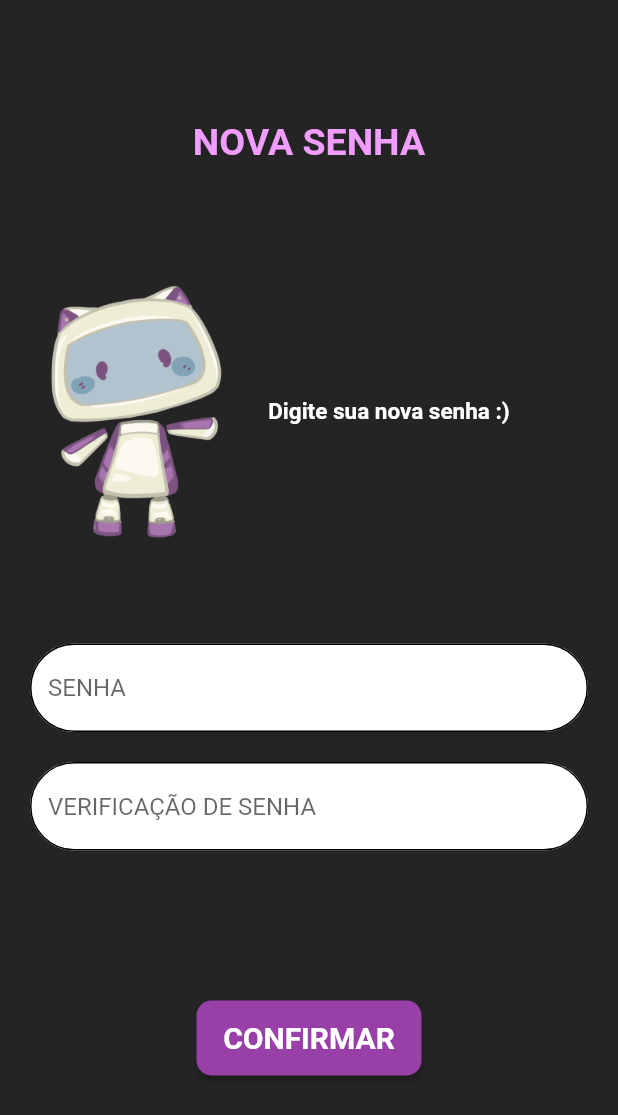
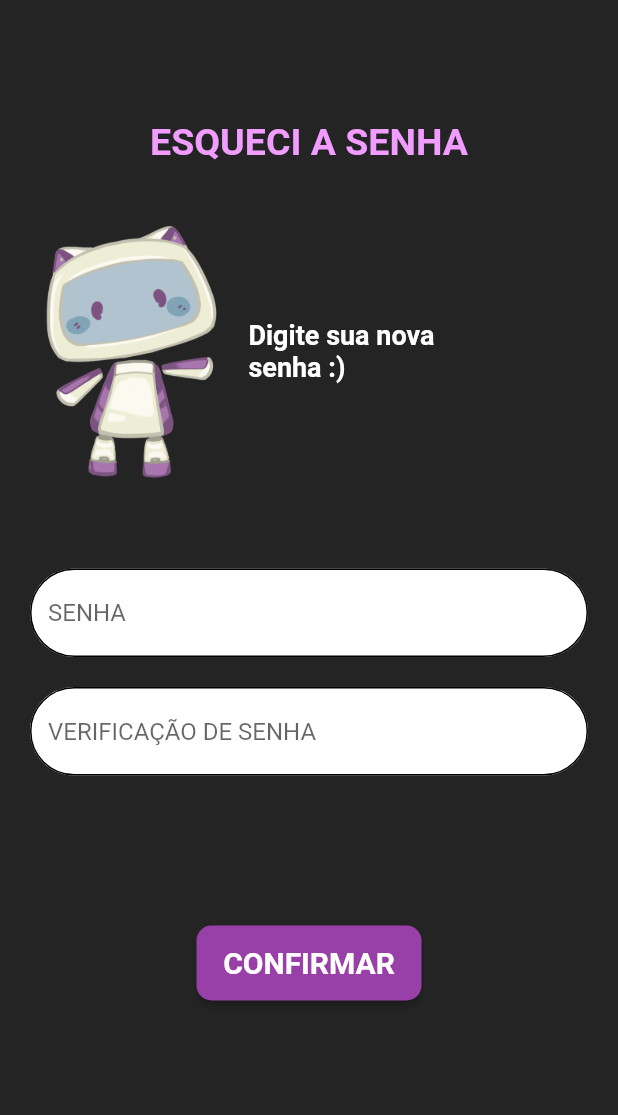
Before and after one commit to S204-Inatel-2022-2/This-is-Me-App, a Flutter app: the NewPasswordScreen screen opened directly, on a phone screen of 412 x 824 dp. Shown: the top 1115 px of the screen. Run offline on Flutter 3.47's test engine with Material 2 defaults, Android fonts, the phone set to English and light mode, and no system bars; drawn by our look-alikes of auto_size_text; our stand-ins replace blurrycontainer, google_fonts, shared_preferences; accounts and stored records are empty; Roboto replaces fonts that are missing (Jura).

Commit message:
fix tela de nova senha

```diff
--- a/lib/components/newPassword_components.dart
+++ b/lib/components/newPassword_components.dart
@@ -14,55 +14,27 @@ import '../constants/app_texts.dart';
 TextEditingController passwordController = TextEditingController();
 TextEditingController verificationPasswordController = TextEditingController();
 
-class TitleScreen extends StatelessWidget {
-  const TitleScreen({super.key, required this.text});
-  final String text;
+class WelcomeNewPassword extends StatelessWidget {
+  const WelcomeNewPassword({super.key});
 
   @override
   Widget build(BuildContext context) {
-    return SizedBox(
-        child: Expanded(
-      child: Row(
-        children: [
-          SizedBox(
-            width: MediaQuery.of(context).size.width,
-            child: Text(
-              text,
-              style: screenTitle,
-              textAlign: TextAlign.center,
-            ),
-          ),
-        ],
-      ),
-    ));
-  }
-}
-
-class RobotLogo extends StatelessWidget {
-  const RobotLogo({super.key});
-  @override
-  Widget build(BuildContext context) {
     return Padding(
-      padding: const EdgeInsets.only(top: 80, bottom: 50),
-      child: Row(
-        mainAxisAlignment: MainAxisAlignment.center,
-        children: [
-          Image.asset(
-            'assets/images/robozinho.png',
-            height: 170,
-          ),
-          Padding(
-            padding: const EdgeInsets.only(left: 30),
+      padding: const EdgeInsets.symmetric(vertical: 40, horizontal: 30),
+      child: Row(children: [
+        Image.asset(
+          'assets/images/robozinho.png',
+          height: 170,
+        ),
+        Padding(
+            padding: const EdgeInsets.only(left: 20),
             child: SizedBox(
-                width: 200,
+                width: 150,
                 child: AutoSizeText(
                   newPasswordText,
-                  style: registrationText,
-                  softWrap: true,
-                )),
-          )
-        ],
-      ),
+                  style: forgotPasswordMessage,
+                )))
+      ]),
     );
   }
 }
@@ -78,6 +50,7 @@ class PasswordInput extends StatelessWidget {
       child: Column(mainAxisAlignment: MainAxisAlignment.center, children: [
         TextField(
             controller: passwordController,
+            obscureText: true,
             decoration: InputDecoration(
               filled: true,
               fillColor: Colors.white,
@@ -105,6 +78,7 @@ class VerifyPasswordInput extends StatelessWidget {
       child: Column(mainAxisAlignment: MainAxisAlignment.center, children: [
         TextField(
             controller: verificationPasswordController,
+            obscureText: true,
             decoration: InputDecoration(
               filled: true,
               fillColor: Colors.white,
--- a/lib/view/account/newPassword_screen.dart
+++ b/lib/view/account/newPassword_screen.dart
@@ -1,8 +1,9 @@
-// ignore_for_file: file_names
+// ignore_for_file: unused_import, file_names
 
 import 'package:flutter/material.dart';
 import 'package:this_is_me/components/newPassword_components.dart';
 import 'package:this_is_me/constants/app_colors.dart';
+import 'package:this_is_me/constants/app_fonts.dart';
 
 class NewPasswordScreen extends StatelessWidget {
   const NewPasswordScreen({super.key});
@@ -14,20 +15,20 @@ class NewPasswordScreen extends StatelessWidget {
         body: SingleChildScrollView(
             child: Padding(
           padding: const EdgeInsets.only(top: 80),
-                child: Center(
-                  child: Column(children: const [
-                    TitleScreen(
-                      text: 'NOVA SENHA',
+          child: Column(children: [
+            Text(
+              'ESQUECI A SENHA',
+              style: screenTitle,
             ),
-                    RobotLogo(),
-                    PasswordInput(
+            const WelcomeNewPassword(),
+            const PasswordInput(
               textHint: 'SENHA',
             ),
-                    VerifyPasswordInput(
+            const VerifyPasswordInput(
               textHint: 'VERIFICAÇÃO DE SENHA',
             ),
-                    ConfirmButton()
+            const ConfirmButton()
           ]),
-                ))));
+        )));
   }
 }
```
Lines whose indentation alone changed are shown as unchanged.
